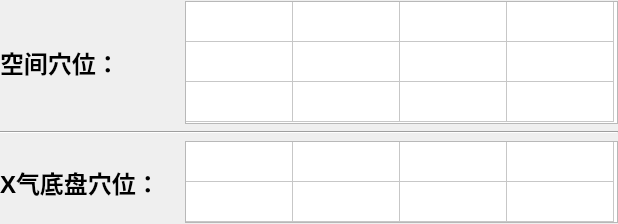
The window that najia_nazi_display.ui (pejoypan/ZiWuLiuZhu) describes before a commit, drawn with Qt 5.
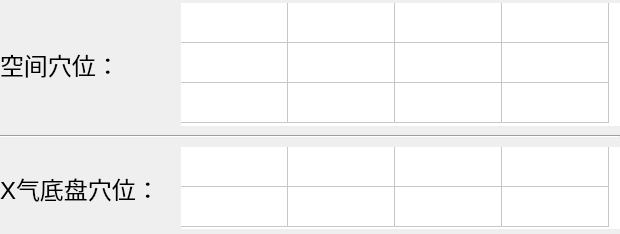
The same window after the commit.

Commit message: modify font to Arial to adapt macOS

```diff
--- a/najia_nazi_display.ui
+++ b/najia_nazi_display.ui
@@ -6,8 +6,8 @@
    <rect>
     <x>0</x>
     <y>0</y>
-    <width>618</width>
-    <height>224</height>
+    <width>620</width>
+    <height>234</height>
    </rect>
   </property>
   <property name="sizePolicy">
@@ -22,6 +22,11 @@
     <height>250</height>
    </size>
   </property>
+  <property name="font">
+   <font>
+    <family>Arial</family>
+   </font>
+  </property>
   <property name="windowTitle">
    <string>Form</string>
   </property>
@@ -44,14 +49,15 @@
       <widget class="QLabel" name="label">
        <property name="minimumSize">
         <size>
-         <width>179</width>
+         <width>175</width>
          <height>0</height>
         </size>
        </property>
        <property name="font">
         <font>
+         <family>Arial</family>
          <pointsize>18</pointsize>
-         <bold>true</bold>
+         <bold>false</bold>
         </font>
        </property>
        <property name="text">
@@ -75,9 +81,13 @@
        </property>
        <property name="font">
         <font>
+         <family>Arial</family>
          <pointsize>14</pointsize>
         </font>
        </property>
+       <property name="styleSheet">
+        <string notr="true">border: 0px</string>
+       </property>
        <property name="rowCount">
         <number>3</number>
        </property>
@@ -120,14 +130,15 @@
       <widget class="QLabel" name="label_2">
        <property name="minimumSize">
         <size>
-         <width>179</width>
+         <width>175</width>
          <height>0</height>
         </size>
        </property>
        <property name="font">
         <font>
+         <family>Arial</family>
          <pointsize>18</pointsize>
-         <bold>true</bold>
+         <bold>false</bold>
         </font>
        </property>
        <property name="text">
@@ -151,9 +162,13 @@
        </property>
        <property name="font">
         <font>
+         <family>Arial</family>
          <pointsize>14</pointsize>
         </font>
        </property>
+       <property name="styleSheet">
+        <string notr="true">border: 0px</string>
+       </property>
        <property name="rowCount">
         <number>2</number>
        </property>
```
The commit also changes 14 other files.
